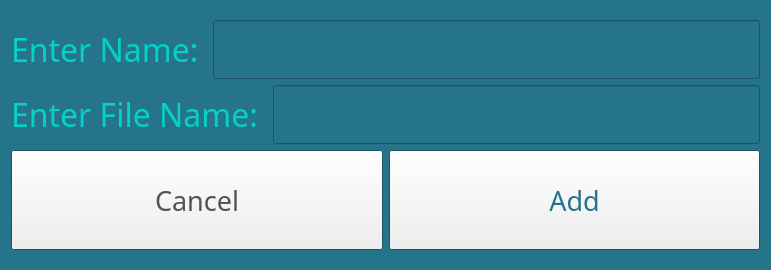
This is crossword/crossword/crosswordGUI/addcrosswordwindow.ui in DariaKomarynska/Crossword-Puzzle as Qt 5 draws it before an edit. The edited form follows.
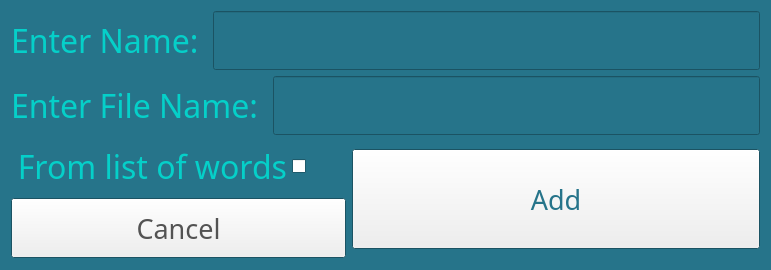
This is the edited form.

```diff
--- a/crossword/crossword/crosswordGUI/addcrosswordwindow.ui
+++ b/crossword/crossword/crosswordGUI/addcrosswordwindow.ui
@@ -94,8 +94,6 @@
   </property>
   <layout class="QGridLayout" name="gridLayout">
    <item row="0" column="0">
-    <layout class="QVBoxLayout" name="verticalLayout_2">
-     <item>
       <layout class="QHBoxLayout" name="horizontalLayout_3">
        <item>
         <widget class="QLabel" name="label">
@@ -250,7 +248,7 @@
        </item>
       </layout>
      </item>
-     <item>
+   <item row="1" column="0">
       <layout class="QHBoxLayout" name="horizontalLayout_2">
        <item>
         <widget class="QLabel" name="label_2">
@@ -405,9 +403,228 @@
        </item>
       </layout>
      </item>
+   <item row="2" column="0">
+    <layout class="QHBoxLayout" name="horizontalLayout_4">
+     <item>
+      <layout class="QVBoxLayout" name="verticalLayout">
      <item>
       <layout class="QHBoxLayout" name="horizontalLayout">
        <item>
+          <widget class="QCheckBox" name="generateFromListChckB">
+           <property name="sizePolicy">
+            <sizepolicy hsizetype="Maximum" vsizetype="Fixed">
+             <horstretch>0</horstretch>
+             <verstretch>0</verstretch>
+            </sizepolicy>
+           </property>
+           <property name="palette">
+            <palette>
+             <active>
+              <colorrole role="WindowText">
+               <brush brushstyle="SolidPattern">
+                <color alpha="255">
+                 <red>5</red>
+                 <green>208</green>
+                 <blue>201</blue>
+                </color>
+               </brush>
+              </colorrole>
+              <colorrole role="Dark">
+               <brush brushstyle="SolidPattern">
+                <color alpha="255">
+                 <red>255</red>
+                 <green>85</green>
+                 <blue>255</blue>
+                </color>
+               </brush>
+              </colorrole>
+              <colorrole role="Mid">
+               <brush brushstyle="SolidPattern">
+                <color alpha="255">
+                 <red>255</red>
+                 <green>255</green>
+                 <blue>255</blue>
+                </color>
+               </brush>
+              </colorrole>
+              <colorrole role="Text">
+               <brush brushstyle="SolidPattern">
+                <color alpha="255">
+                 <red>5</red>
+                 <green>208</green>
+                 <blue>201</blue>
+                </color>
+               </brush>
+              </colorrole>
+              <colorrole role="ButtonText">
+               <brush brushstyle="SolidPattern">
+                <color alpha="255">
+                 <red>0</red>
+                 <green>0</green>
+                 <blue>0</blue>
+                </color>
+               </brush>
+              </colorrole>
+              <colorrole role="PlaceholderText">
+               <brush brushstyle="SolidPattern">
+                <color alpha="128">
+                 <red>5</red>
+                 <green>208</green>
+                 <blue>201</blue>
+                </color>
+               </brush>
+              </colorrole>
+             </active>
+             <inactive>
+              <colorrole role="WindowText">
+               <brush brushstyle="SolidPattern">
+                <color alpha="255">
+                 <red>5</red>
+                 <green>208</green>
+                 <blue>201</blue>
+                </color>
+               </brush>
+              </colorrole>
+              <colorrole role="Dark">
+               <brush brushstyle="SolidPattern">
+                <color alpha="255">
+                 <red>255</red>
+                 <green>85</green>
+                 <blue>255</blue>
+                </color>
+               </brush>
+              </colorrole>
+              <colorrole role="Mid">
+               <brush brushstyle="SolidPattern">
+                <color alpha="255">
+                 <red>255</red>
+                 <green>255</green>
+                 <blue>255</blue>
+                </color>
+               </brush>
+              </colorrole>
+              <colorrole role="Text">
+               <brush brushstyle="SolidPattern">
+                <color alpha="255">
+                 <red>5</red>
+                 <green>208</green>
+                 <blue>201</blue>
+                </color>
+               </brush>
+              </colorrole>
+              <colorrole role="ButtonText">
+               <brush brushstyle="SolidPattern">
+                <color alpha="255">
+                 <red>0</red>
+                 <green>0</green>
+                 <blue>0</blue>
+                </color>
+               </brush>
+              </colorrole>
+              <colorrole role="PlaceholderText">
+               <brush brushstyle="SolidPattern">
+                <color alpha="128">
+                 <red>5</red>
+                 <green>208</green>
+                 <blue>201</blue>
+                </color>
+               </brush>
+              </colorrole>
+             </inactive>
+             <disabled>
+              <colorrole role="WindowText">
+               <brush brushstyle="SolidPattern">
+                <color alpha="255">
+                 <red>255</red>
+                 <green>85</green>
+                 <blue>255</blue>
+                </color>
+               </brush>
+              </colorrole>
+              <colorrole role="Dark">
+               <brush brushstyle="SolidPattern">
+                <color alpha="255">
+                 <red>255</red>
+                 <green>85</green>
+                 <blue>255</blue>
+                </color>
+               </brush>
+              </colorrole>
+              <colorrole role="Mid">
+               <brush brushstyle="SolidPattern">
+                <color alpha="255">
+                 <red>255</red>
+                 <green>255</green>
+                 <blue>255</blue>
+                </color>
+               </brush>
+              </colorrole>
+              <colorrole role="Text">
+               <brush brushstyle="SolidPattern">
+                <color alpha="255">
+                 <red>255</red>
+                 <green>85</green>
+                 <blue>255</blue>
+                </color>
+               </brush>
+              </colorrole>
+              <colorrole role="ButtonText">
+               <brush brushstyle="SolidPattern">
+                <color alpha="255">
+                 <red>255</red>
+                 <green>85</green>
+                 <blue>255</blue>
+                </color>
+               </brush>
+              </colorrole>
+              <colorrole role="PlaceholderText">
+               <brush brushstyle="SolidPattern">
+                <color alpha="128">
+                 <red>0</red>
+                 <green>0</green>
+                 <blue>0</blue>
+                </color>
+               </brush>
+              </colorrole>
+             </disabled>
+            </palette>
+           </property>
+           <property name="font">
+            <font>
+             <family>Cooper Black</family>
+             <pointsize>24</pointsize>
+            </font>
+           </property>
+           <property name="layoutDirection">
+            <enum>Qt::RightToLeft</enum>
+           </property>
+           <property name="text">
+            <string>From list of words</string>
+           </property>
+           <property name="tristate">
+            <bool>false</bool>
+           </property>
+          </widget>
+         </item>
+         <item>
+          <spacer name="horizontalSpacer">
+           <property name="orientation">
+            <enum>Qt::Horizontal</enum>
+           </property>
+           <property name="sizeType">
+            <enum>QSizePolicy::Minimum</enum>
+           </property>
+           <property name="sizeHint" stdset="0">
+            <size>
+             <width>40</width>
+             <height>20</height>
+            </size>
+           </property>
+          </spacer>
+         </item>
+        </layout>
+       </item>
+       <item>
         <widget class="QPushButton" name="cancelBtn">
          <property name="sizePolicy">
           <sizepolicy hsizetype="Minimum" vsizetype="Expanding">
@@ -418,7 +635,7 @@
          <property name="maximumSize">
           <size>
            <width>16777215</width>
-           <height>100</height>
+           <height>60</height>
           </size>
          </property>
          <property name="palette">
@@ -469,12 +686,12 @@
          </property>
         </widget>
        </item>
-       <item>
-        <layout class="QVBoxLayout" name="verticalLayout">
+      </layout>
+     </item>
          <item>
           <widget class="QPushButton" name="addBtn">
            <property name="sizePolicy">
-            <sizepolicy hsizetype="Minimum" vsizetype="Expanding">
+        <sizepolicy hsizetype="Expanding" vsizetype="Expanding">
              <horstretch>0</horstretch>
              <verstretch>0</verstretch>
             </sizepolicy>
@@ -532,10 +749,6 @@
             <string>Add</string>
            </property>
           </widget>
-         </item>
-        </layout>
-       </item>
-      </layout>
      </item>
     </layout>
    </item>
```
Left out of the diff: 2 changed lines with no effect on the pictures. Lines whose indentation alone changed are shown as unchanged.
